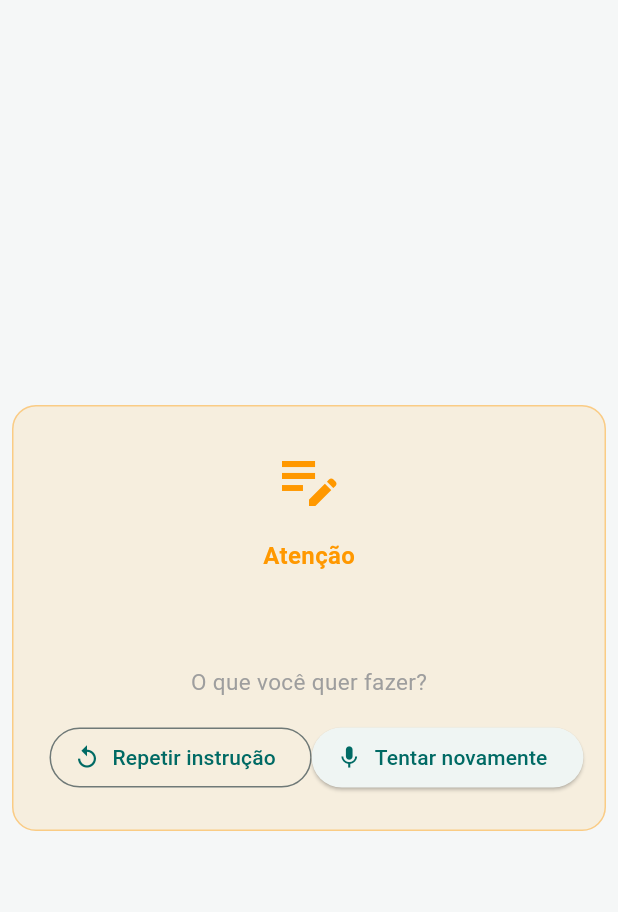
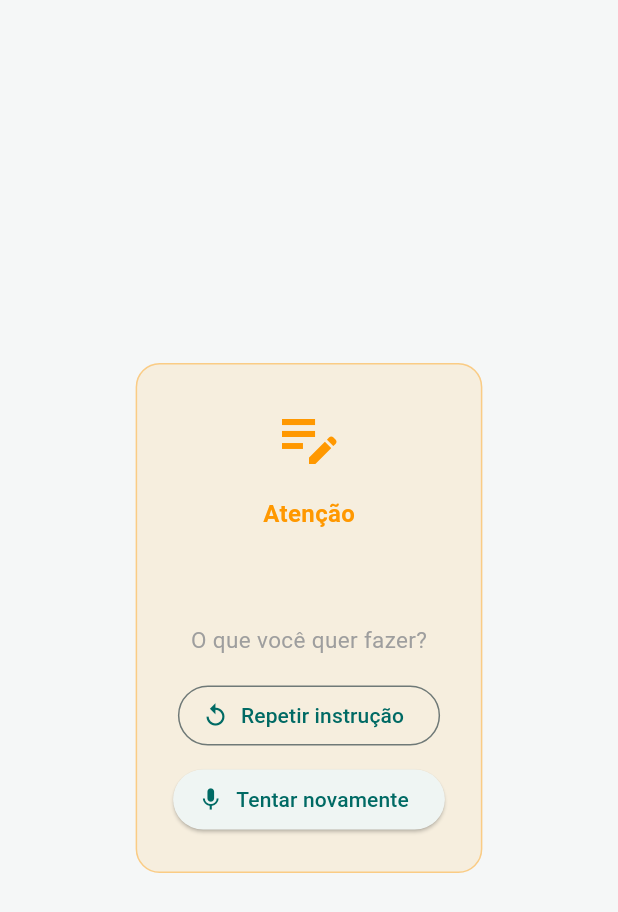
Before and after one commit to fabiovisi/ai_language_companion, a Flutter app: the _CorrectionView widget shown alone on an empty page, opened directly with empty values, on a phone screen of 412 x 824 dp. Shown: the top 912 px of the screen. Run offline on Flutter 3.47's test engine with Material 3 defaults, Android fonts, the phone set to English and light mode, and no system bars; our stand-ins replace permission_handler, speech_to_text; accounts and stored records are empty.

Commit message:
Botoes da correcao com Wrap, tempo maximo de escuta no STT e resumo atualizado

```diff
--- a/ai_language_app/lib/features/conversation/conversation_screen.dart
+++ b/ai_language_app/lib/features/conversation/conversation_screen.dart
@@ -551,8 +551,10 @@ class _CorrectionView extends StatelessWidget {
               style: TextStyle(fontSize: 15, color: Colors.grey),
             ),
             const SizedBox(height: 16),
-            Row(
-              mainAxisAlignment: MainAxisAlignment.spaceEvenly,
+            Wrap(
+              alignment: WrapAlignment.center,
+              spacing: 12, // espaço entre os botões
+              runSpacing: 8, // espaço entre linhas, se quebrar
               children: [
                 OutlinedButton.icon(
                   icon: const Icon(Icons.replay),
```
Also changed, not shown: ai_language_app/lib/core/services/device_stt_service.dart (+14 -1 lines), 1 other file.
